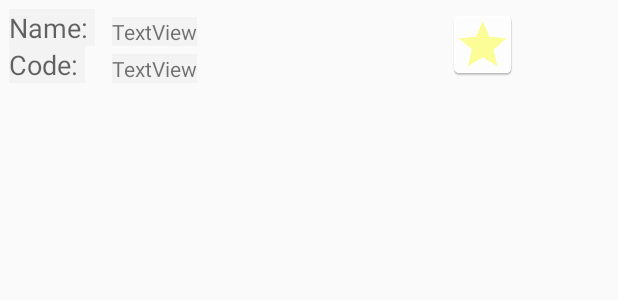
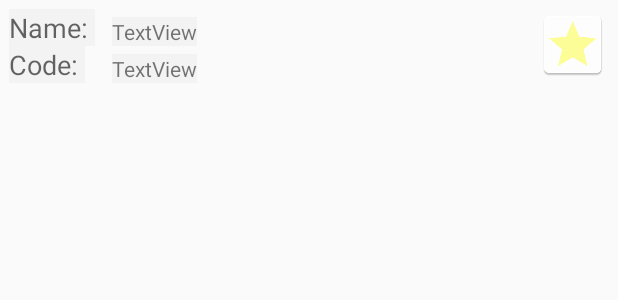
Before and after one commit to Ben-Shan/KnowYourWorld, an Android app: the layout country.xml on its own in the app's theme, with its tools: preview values and no code run, on a phone screen of 412 x 824 dp. Shown: the top 300 px of the screen. Run offline under Robolectric (Android 15) with nearby library versions, the phone set to English and light mode, and no system bars.

Commit message:
Submitable 1

```diff
--- a/app/src/main/java/com/example/benshanahan/knowyourworld/Welcome.java
+++ b/app/src/main/java/com/example/benshanahan/knowyourworld/Welcome.java
@@ -16,6 +16,8 @@ public class Welcome extends Activity {
     public void onCreate(Bundle savedInstanceState) {
         super.onCreate(savedInstanceState);
         setContentView(R.layout.activity_welcome);
+
+
 
         TextView welcome = (TextView) findViewById(R.id.welcometext); //post welcome message
         TextView welcomeTitle = (TextView) findViewById(R.id.welcomeTitle);//posts welcome title
--- a/app/src/main/res/layout/activity_favourites.xml
+++ b/app/src/main/res/layout/activity_favourites.xml
@@ -33,4 +33,5 @@
         android:layout_above="@+id/listView1"
         android:layout_centerHorizontal="true" />
 
+
 </RelativeLayout>
--- a/app/src/main/res/layout/activity_welcome.xml
+++ b/app/src/main/res/layout/activity_welcome.xml
@@ -2,7 +2,7 @@
 <RelativeLayout xmlns:android="http://schemas.android.com/apk/res/android"
     android:orientation="vertical" android:layout_width="match_parent"
     android:layout_height="match_parent"
-    android:background="#80000001"
+    android:background="#800000CC"
     android:id="@+id/welcomelayout"
     android:weightSum="1">
 
--- a/app/src/main/res/layout/country.xml
+++ b/app/src/main/res/layout/country.xml
@@ -58,9 +58,17 @@
         android:id="@+id/fPic"
         android:layout_alignParentTop="true"
         android:layout_alignParentRight="true"
-        android:layout_alignParentEnd="true"
-        android:layout_marginRight="60dp"
-        android:layout_marginEnd="60dp" />
+        android:layout_alignParentEnd="true" />
+
+    <TextView
+        android:id="@+id/fnote"
+        android:layout_width="wrap_content"
+        android:layout_height="wrap_content"
+        android:layout_centerVertical="true"
+        android:layout_toLeftOf="@+id/fPic"
+        android:layout_toStartOf="@+id/fPic"
+        android:layout_marginRight="11dp"
+        android:layout_marginEnd="11dp" />
 
 
 </RelativeLayout>
```
Also changed, not shown: app/src/main/java/com/example/benshanahan/knowyourworld/CountryPage.java (+45 -11 lines), app/src/main/java/com/example/benshanahan/knowyourworld/DbAdapter.java (+33 -12 lines), app/src/main/java/com/example/benshanahan/knowyourworld/Favourites.java (+11 -2 lines), app/src/main/java/com/example/benshanahan/knowyourworld/MainActivity.java (+27 -3 lines), app/src/main/res/layout/country_page.xml (+10 -0 lines), app/src/main/ic_notfav-web.png (added), app/src/main/res/mipmap-hdpi/ic_notfav.png (added), app/src/main/res/mipmap-mdpi/ic_notfav.png (added), app/src/main/res/mipmap-xhdpi/ic_notfav.png (added), app/src/main/res/mipmap-xxhdpi/ic_notfav.png (added), app/src/main/res/mipmap-xxxhdpi/ic_notfav.png (added).
